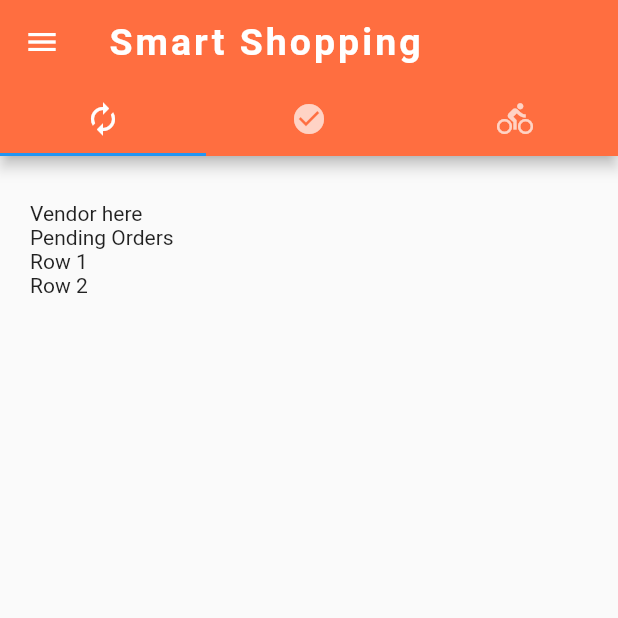
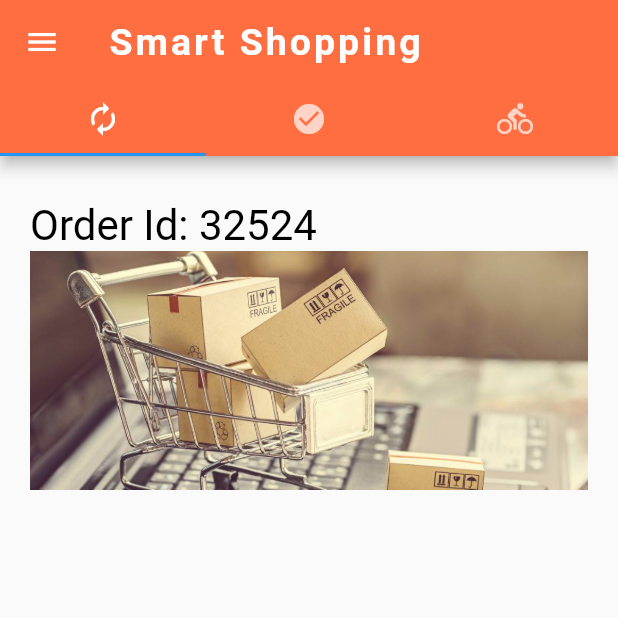
Before and after one commit to Afaqkhan199/Smart_Shopping, a Flutter app: the VendorHome screen opened by its route, on a phone screen of 412 x 824 dp, the top half of it. Run offline on Flutter 3.47's test engine with Material 2 defaults, Android fonts, the phone set to English and light mode, and no system bars; our stand-ins replace cloud_firestore, firebase_auth, firebase_core, image_picker; accounts and stored records are empty.

Commit message:
1.51am update

```diff
--- a/lib/Pages/Vendor/vendor_home.dart
+++ b/lib/Pages/Vendor/vendor_home.dart
@@ -87,7 +87,9 @@ class VendorHome extends StatelessWidget {
           ),
           bottom: TabBar(
             tabs: [
-              Tab(icon: Icon(Icons.autorenew)),
+              Tab(
+                icon: Icon(Icons.autorenew),
+              ),
               Tab(icon: Icon(Icons.check_circle)),
               Tab(icon: Icon(Icons.directions_bike)),
             ],
@@ -98,11 +100,22 @@ class VendorHome extends StatelessWidget {
           child: TabBarView(
             children: <ListView>[
               ListView(
-                children: <Text>[
-                  Text('Vendor here'),
-                  Text('Pending Orders'),
-                  Text('Row 1'),
-                  Text('Row 2'),
+                children: <Widget>[
+                  // Text('Vendor here'),
+                  // Text('Pending Orders'),
+                  // Text('Row 1'),
+                  // Text('Row 2'),
+                  Text(
+                    'Order Id: 32524',
+                    style: TextStyle(
+                      color: Colors.black,
+                      fontSize: 28,
+                      fontWeight: FontWeight.w400,
+                    ),
+                  ),
+                  Image(
+                    image: AssetImage('images/order.jpg'),
+                  ),
                 ],
               ),
               ListView(
```
Also changed, not shown: images/order.jpg (added).
